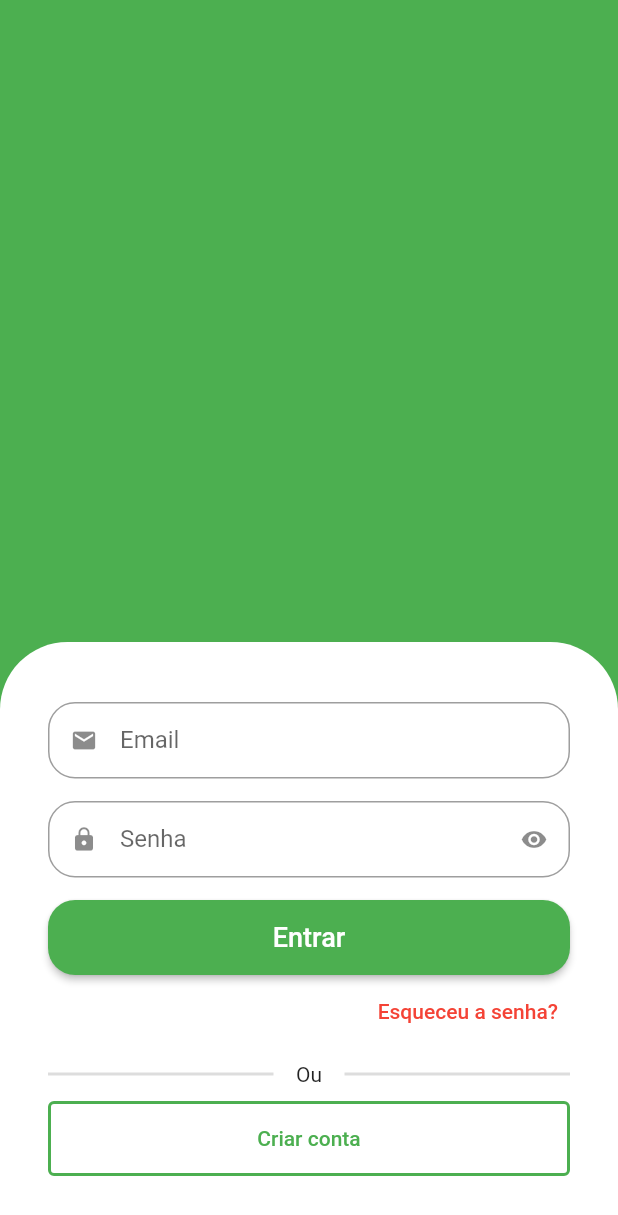
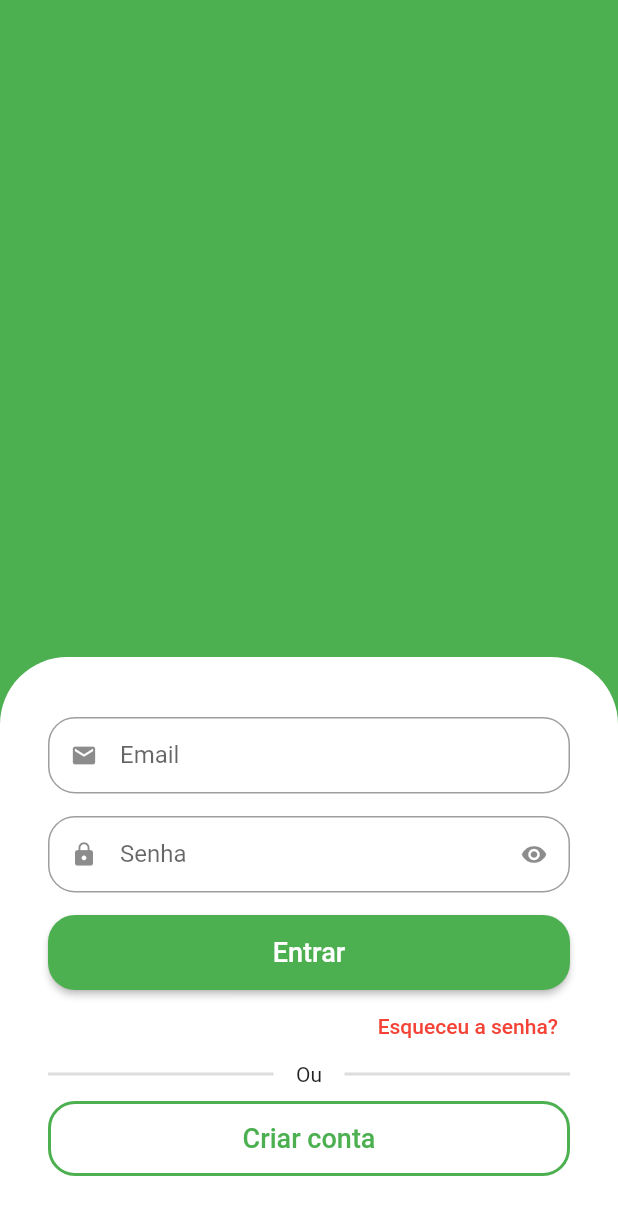
Before and after one commit to wilker123/App_Grocer, a Flutter app: the screen it shows after launch, on a phone screen of 412 x 824 dp. Shown: the top 1215 px of the screen. Run offline on Flutter 3.47's test engine with Material 2 defaults, Android fonts, the phone set to English and light mode, and no system bars.

Commit message:
Refactoring Dividers and adding boder in OutlinedButton

```diff
--- a/greengrocer/lib/src/auth/sign_in_screen.dart
+++ b/greengrocer/lib/src/auth/sign_in_screen.dart
@@ -68,7 +68,7 @@ class SignInScreen extends StatelessWidget {
                 ),
 // Divisor
                 Padding(
-                  padding: const EdgeInsets.symmetric(vertical: 10),
+                  padding: const EdgeInsets.only(bottom: 10),
                   child: Row(
                     children: [
                       Expanded(
@@ -95,13 +95,21 @@ class SignInScreen extends StatelessWidget {
                   height: 50,
                   child: OutlinedButton(
                     style: OutlinedButton.styleFrom(
+                      shape: RoundedRectangleBorder(
+                        borderRadius: BorderRadius.circular(18),
+                      ),
                       side: const BorderSide(
                         width: 2,
                         color: Colors.green,
                       ),
                     ),
                     onPressed: () {},
-                    child: const Text("Criar conta"),
+                    child: const Text(
+                      "Criar conta",
+                      style: TextStyle(
+                        fontSize: 18,
+                      ),
+                    ),
                   ),
                 )
               ],
```
